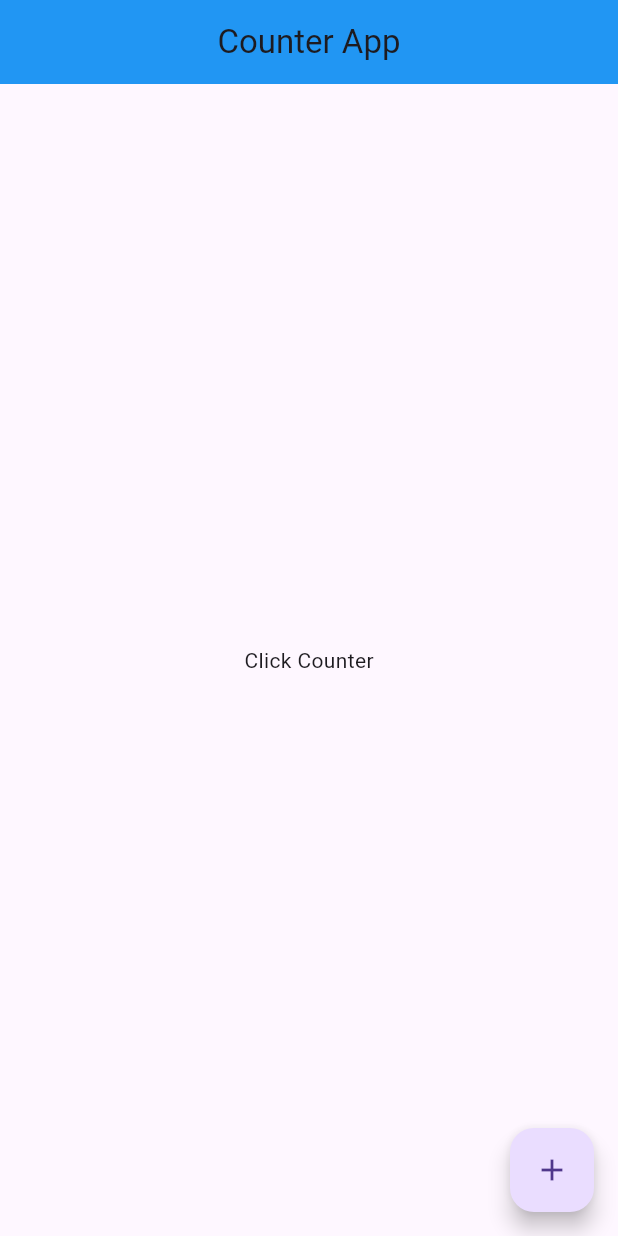
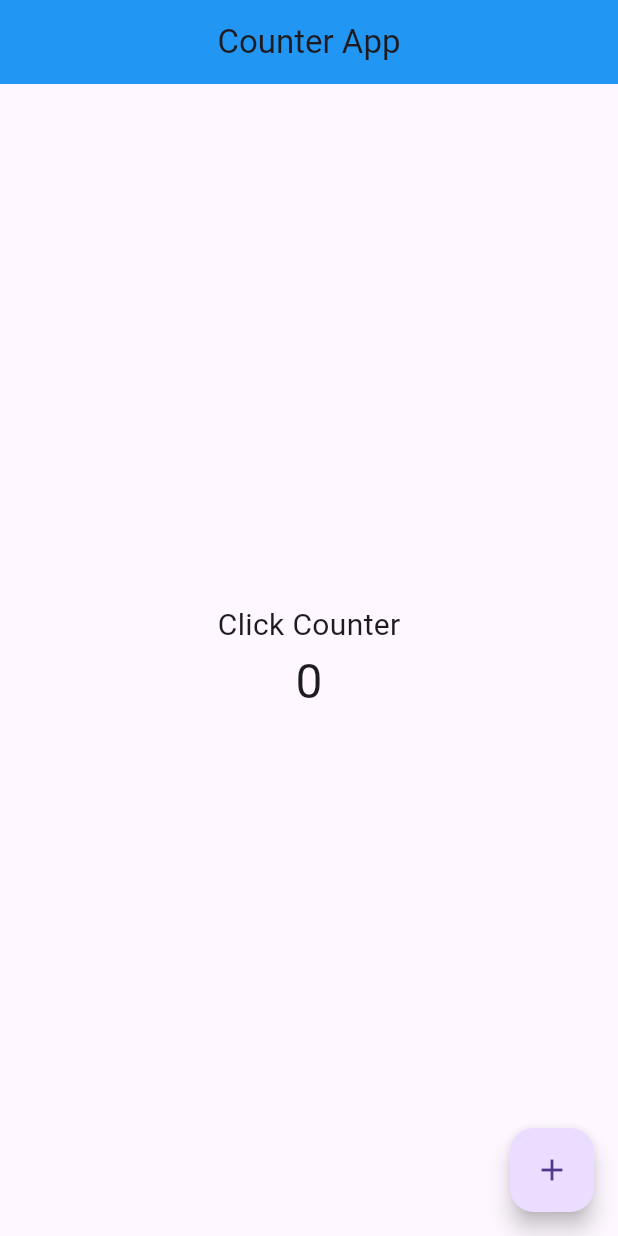
Before and after one commit to adeshgg/flutter-counter, a Flutter app: the screen it shows after launch, on a phone screen of 412 x 824 dp. Run offline on Flutter 3.47's test engine with Material 3 defaults, Android fonts, the phone set to English and light mode, and no system bars.

Commit message:
Convert the widget to stateful, and added style for the body text

```diff
--- a/lib/main.dart
+++ b/lib/main.dart
@@ -4,9 +4,15 @@ void main() {
   runApp(const MyApp());
 }
 
-class MyApp extends StatelessWidget {
+class MyApp extends StatefulWidget {
   const MyApp({super.key});
 
+  @override
+  State<MyApp> createState() => _MyAppState();
+}
+
+class _MyAppState extends State<MyApp> {
+  int _count = 0;
   // This widget is the root of your application.
   @override
   Widget build(BuildContext context) {
@@ -18,11 +24,20 @@ class MyApp extends StatelessWidget {
           backgroundColor: Colors.blue,
           centerTitle: true,
         ),
-        body: const Center(
+        body: Center(
           child: Column(
             mainAxisAlignment: MainAxisAlignment.center,
             children: [
-              Text("Click Counter"),
+              Text(
+                "Click Counter",
+                style: TextStyle(
+                  fontSize: 20,
+                ),
+              ),
+              Text(
+                _count.toString(),
+                style: TextStyle(fontSize: 32),
+              )
             ],
           ),
         ),
```
